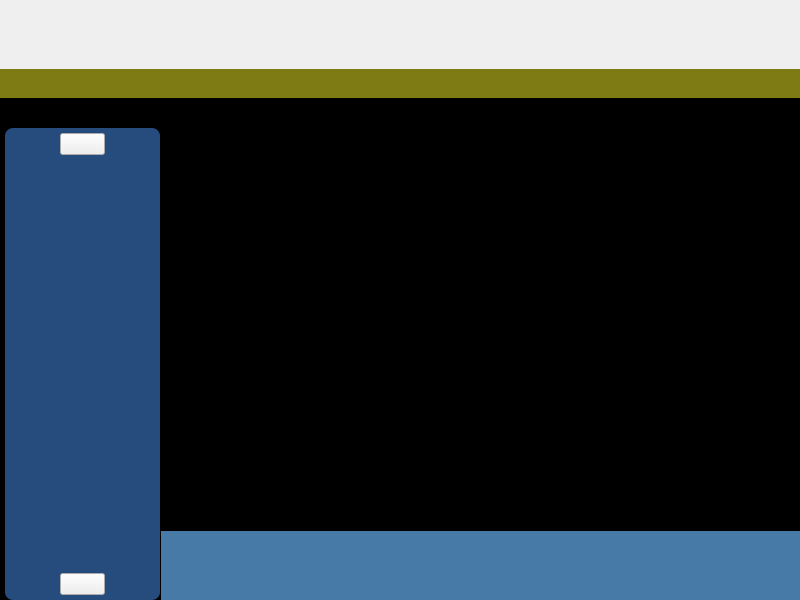
15903016222/Voice, file ui/mainwindow.ui: the form before one commit.
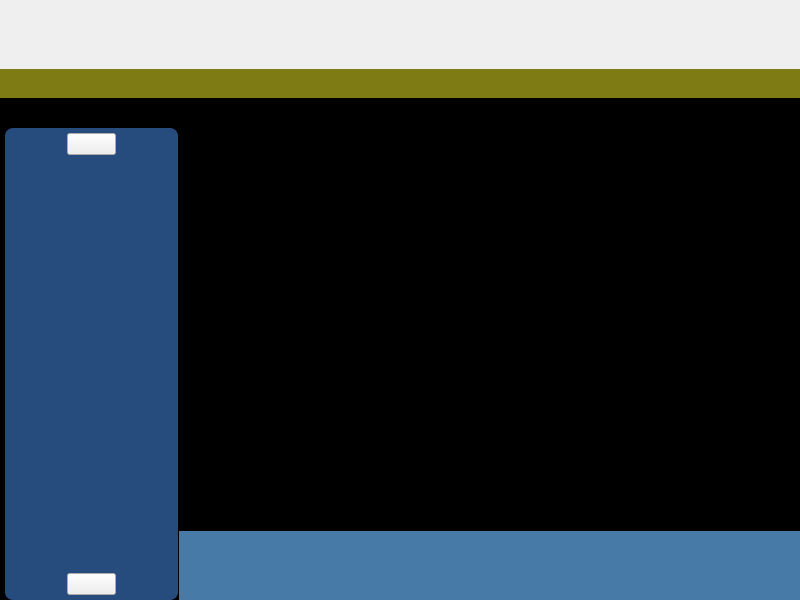
The form after the commit. Icons and pictures are not drawn. Custom widgets are drawn as their Qt base class.

```diff
--- a/ui/mainwindow.ui
+++ b/ui/mainwindow.ui
@@ -108,7 +108,7 @@
 	background-color: rgb(0, 0, 0);
 }</string>
          </property>
-         <layout class="QGridLayout" name="gridLayout" rowstretch="44,7" columnstretch="1,4">
+         <layout class="QGridLayout" name="gridLayout" rowstretch="44,7" columnstretch="2,7">
           <property name="leftMargin">
            <number>0</number>
           </property>
@@ -299,7 +299,7 @@
                        <rect>
                         <x>0</x>
                         <y>0</y>
-                        <width>155</width>
+                        <width>173</width>
                         <height>422</height>
                        </rect>
                       </property>
```
